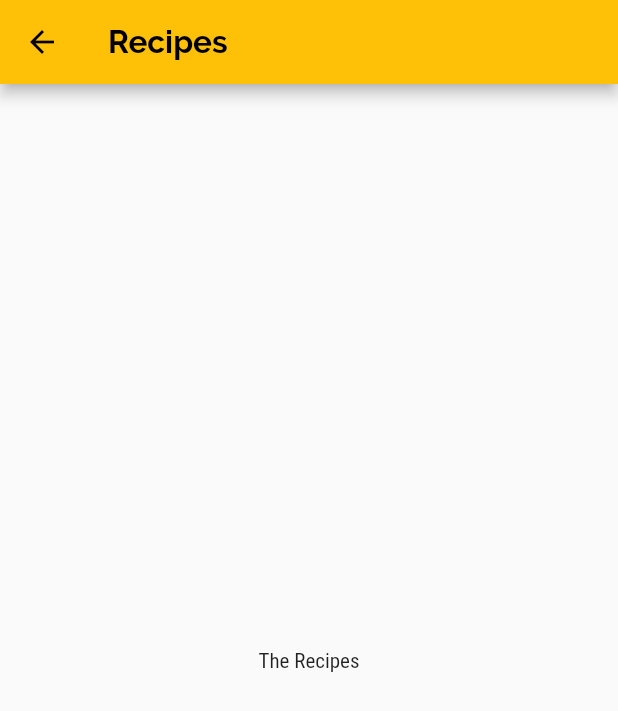
After one commit to MoyinShabi/recipe-ranger-app, a Flutter app: the screen it shows after launch, after a tap on "Italian", on a phone screen of 412 x 824 dp. The commit adds this screen. Shown: the top 711 px of the screen. Run offline on Flutter 3.47's test engine with Material 2 defaults, Android fonts, the phone set to English and light mode, and no system bars.

Commit message:
Implemented basic navigation to the category_recipes_screen

```diff
--- /dev/null
+++ b/lib/screens/category_recipes_screen.dart
@@ -0,0 +1,17 @@
+import 'package:flutter/material.dart';
+
+class CategoryRecipesScreen extends StatelessWidget {
+  const CategoryRecipesScreen({super.key});
+
+  @override
+  Widget build(BuildContext context) {
+    return Scaffold(
+      appBar: AppBar(
+        title: const Text('Recipes'),
+      ),
+      body: Center(
+        child: Text('The Recipes'),
+      ),
+    );
+  }
+}
--- a/lib/widgets/category_item.dart
+++ b/lib/widgets/category_item.dart
@@ -1,4 +1,6 @@
 import 'package:flutter/material.dart';
+
+import 'package:recipe_ranger_app/screens/category_recipes_screen.dart';
 
 class CategoryItem extends StatelessWidget {
   final String title;
@@ -6,9 +8,19 @@ class CategoryItem extends StatelessWidget {
 
   const CategoryItem({super.key, required this.title, required this.color});
 
+  void selectCategory(BuildContext context) {
+    Navigator.of(context).push(
+      MaterialPageRoute(
+        builder: (_) => const CategoryRecipesScreen(),
+      ),
+    );
+  }
+
   @override
   Widget build(BuildContext context) {
-    return Container(
+    return GestureDetector(
+      onTap: () => selectCategory(context),
+      child: Container(
         padding: const EdgeInsets.all(15),
         decoration: BoxDecoration(
           gradient: LinearGradient(
@@ -22,6 +34,7 @@ class CategoryItem extends StatelessWidget {
           title,
           style: Theme.of(context).textTheme.headline6,
         ),
+      ),
     );
   }
 }
```
Lines whose indentation alone changed are shown as unchanged.
